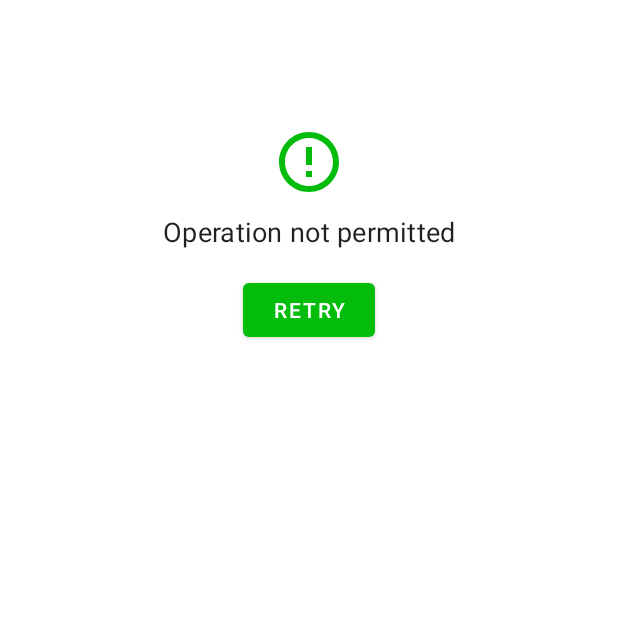
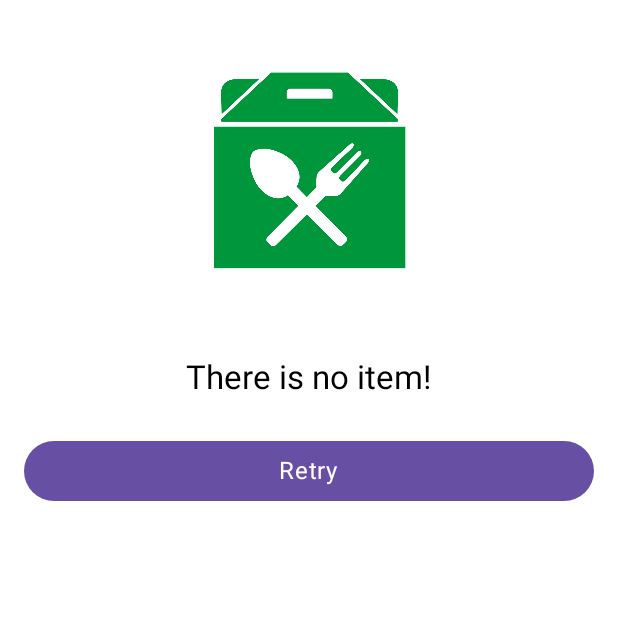
Before and after one commit to Sorabhkumar-dev/food-odering-app, an Android app built with Jetpack Compose: the fragment HomeFragment placed in its activity, on a phone screen of 412 x 824 dp, the top half of it. Run offline under Robolectric (Android 15) with nearby library versions, the phone set to English and light mode, and no system bars; our stand-ins replace Dagger/Hilt's generated code, Room's generated code; network calls fail; 3 statements that could not run were skipped.

Commit message:
chore:migrated HomeScreen screen into Jetpack compose

```diff
--- a/app/src/main/java/com/sorabh/grabfood/ui/component/Util.kt
+++ b/app/src/main/java/com/sorabh/grabfood/ui/component/Util.kt
@@ -55,6 +55,37 @@ fun EmptySection(modifier: Modifier = Modifier, onRetryBtnClicked: () -> Unit =
     }
 }
 
+@Preview
+@Composable
+fun ErrorSection(modifier: Modifier = Modifier, onRetryBtnClicked: () -> Unit = {}) {
+    Column(modifier = modifier, horizontalAlignment = Alignment.CenterHorizontally) {
+        Spacer(modifier = Modifier.height(MaterialTheme.spacing.space24))
+
+        Image(
+            painter = painterResource(id = R.drawable.icon_grab_food),
+            contentDescription = "Grab food icon",
+            modifier = Modifier.height(MaterialTheme.spacing.space150)
+        )
+
+        Spacer(modifier = Modifier.height(MaterialTheme.spacing.space48))
+
+        Text(
+            text = stringResource(id = R.string.there_is_no_item),
+            style = MaterialTheme.typography.titleLarge
+        )
+
+        Spacer(modifier = Modifier.height(MaterialTheme.spacing.space24))
+
+
+        Button(onClick = onRetryBtnClicked, modifier = Modifier.fillMaxWidth()) {
+            Text(
+                text = stringResource(id = R.string.retry),
+                style = MaterialTheme.typography.bodyLarge
+            )
+        }
+    }
+}
+
 @Composable
 fun RatingCard(modifier: Modifier, rating: String) {
     Row(modifier = modifier, verticalAlignment = Alignment.CenterVertically) {
--- a/app/src/main/java/com/sorabh/grabfood/ui/fragments/home/HomeFragment.kt
+++ b/app/src/main/java/com/sorabh/grabfood/ui/fragments/home/HomeFragment.kt
@@ -5,59 +5,24 @@ import android.os.Bundle
 import android.view.LayoutInflater
 import android.view.View
 import android.view.ViewGroup
-import androidx.appcompat.app.AppCompatActivity
+import androidx.compose.ui.platform.ComposeView
 import androidx.fragment.app.viewModels
-import androidx.lifecycle.lifecycleScope
 import com.sorabh.grabfood.R
-import com.sorabh.grabfood.databinding.FragmentHomeBinding
-import com.sorabh.grabfood.domain.model.reataurants_home_response.Dish
-import com.sorabh.grabfood.domain.network_api.Result
-import com.sorabh.grabfood.ui.adapter.RestaurantHomeAdapter
-import com.sorabh.grabfood.ui.adapter.RestaurantViewHolder
 import com.sorabh.grabfood.ui.fragments.restaurant_menu.RestaurantMenuFragment
+import com.sorabh.grabfood.ui.screens.HomeScreen
 import com.sorabh.grabfood.ui.viewmodel.HomeViewModel
 import dagger.hilt.android.AndroidEntryPoint
-import kotlinx.coroutines.launch
-import javax.inject.Inject
 
 @AndroidEntryPoint
 class HomeFragment : BaseFragment() {
-    private lateinit var binding: FragmentHomeBinding
     private val viewModel: HomeViewModel by viewModels()
-
-    @Inject
-    lateinit var restaurantHomeAdapter: RestaurantHomeAdapter
 
     override fun onCreateView(
         inflater: LayoutInflater, container: ViewGroup?,
         savedInstanceState: Bundle?
-    ): View {
-        startupInitializer(inflater)
-        setupObserver()
-        setOnClickListener()
-        return binding.root
-    }
-
-    private fun setOnClickListener() {
-        binding.errorLayout.btnRetry.setOnClickListener {
-            binding.errorLayout.root.visibility = View.GONE
-            viewModel.getRestaurants()
-        }
-    }
-
-    private fun startupInitializer(inflater: LayoutInflater) {
-        binding = FragmentHomeBinding.inflate(inflater)
-        (activity as AppCompatActivity).supportActionBar?.title =
-            getString(R.string.restaurants_list)
-
-            restaurantHomeAdapter.isRestaurantStored = viewModel::isRestaurantStored
-            restaurantHomeAdapter.insertRestaurant = viewModel::insertRestaurant
-            restaurantHomeAdapter.deleteRestaurant = viewModel::deleteRestaurant
-
-        binding.recyclerView.adapter = restaurantHomeAdapter
-        restaurantHomeAdapter.restaurantsClicked =
-            object : RestaurantViewHolder.OnRestaurantsClicked {
-                override fun onRestaurantsClicked(dish: Dish) {
+    ): View  = ComposeView(requireContext()).apply{
+        setContent {
+            HomeScreen(viewModel = viewModel){
                 parentFragmentManager.beginTransaction()
                     .setCustomAnimations(
                         R.anim.enter_from_right,
@@ -66,34 +31,9 @@ class HomeFragment : BaseFragment() {
                         R.anim.exit_to_right
                     )
                     .addToBackStack("RestaurantMenuFragment")
-                        .replace(R.id.frameLayout, RestaurantMenuFragment(dish))
+                    .replace(R.id.frameLayout, RestaurantMenuFragment(it))
                     .commit()
             }
         }
     }
-    private fun setupObserver() {
-        lifecycleScope.launch {
-            viewModel.restaurantFlow.collect {
-                when (it) {
-                    is Result.Loading -> {
-                        binding.shimmerLayout.startShimmer()
-                        binding.shimmerLayout.visibility = View.VISIBLE
 }
-                    is Result.Error -> {
-                        binding.shimmerLayout.stopShimmer()
-                        binding.shimmerLayout.visibility = View.GONE
-                        binding.errorLayout.root.visibility = View.VISIBLE
-                        binding.errorLayout.txvReason.text = it.message
-                    }
-                    is Result.Success -> {
-                        binding.shimmerLayout.stopShimmer()
-                        binding.shimmerLayout.visibility = View.GONE
-                        it.body?.data?.data?.let { dishes ->
-                            restaurantHomeAdapter.updateRestaurantsList(dishes)
-                        }
-                    }
-                }
-            }
-        }
-    }
-}
--- /dev/null
+++ b/app/src/main/java/com/sorabh/grabfood/ui/screens/HomeScreen.kt
@@ -0,0 +1,66 @@
+package com.sorabh.grabfood.ui.screens
+
+import androidx.compose.foundation.layout.Arrangement
+import androidx.compose.foundation.layout.PaddingValues
+import androidx.compose.foundation.layout.fillMaxSize
+import androidx.compose.foundation.layout.fillMaxWidth
+import androidx.compose.foundation.layout.height
+import androidx.compose.foundation.lazy.LazyColumn
+import androidx.compose.foundation.lazy.items
+import androidx.compose.material3.MaterialTheme
+import androidx.compose.runtime.Composable
+import androidx.compose.ui.Modifier
+import androidx.compose.ui.unit.dp
+import androidx.lifecycle.compose.collectAsStateWithLifecycle
+import com.sorabh.grabfood.domain.model.reataurants_home_response.Dish
+import com.sorabh.grabfood.domain.network_api.Result
+import com.sorabh.grabfood.ui.component.DishCard
+import com.sorabh.grabfood.ui.component.EmptySection
+import com.sorabh.grabfood.ui.component.ErrorSection
+import com.sorabh.grabfood.ui.theme.spacing
+import com.sorabh.grabfood.ui.viewmodel.HomeViewModel
+
+@Composable
+fun HomeScreen(viewModel: HomeViewModel,onDishClicked: (Dish) -> Unit) {
+    HomeContent(viewModel = viewModel,onDishClicked = onDishClicked)
+}
+
+@Composable
+private fun HomeContent(viewModel: HomeViewModel,onDishClicked:(Dish) -> Unit) {
+    val dishes = viewModel.restaurantFlow.collectAsStateWithLifecycle().value
+
+    LazyColumn(
+        modifier = Modifier.fillMaxSize(),
+        contentPadding = PaddingValues(MaterialTheme.spacing.space16),
+        verticalArrangement = Arrangement.spacedBy(MaterialTheme.spacing.space16)
+    ) {
+        when (dishes) {
+            is Result.Error -> item {
+                ErrorSection(
+                    modifier = Modifier.fillMaxSize(),
+                    onRetryBtnClicked = viewModel::getRestaurants
+                )
+            }
+
+            is Result.Loading -> {}
+
+            is Result.Success -> if (dishes.body?.data?.data.isNullOrEmpty())
+                item {
+                    EmptySection(modifier = Modifier.fillMaxWidth())
+                }
+            else
+                items(dishes.body?.data?.data ?: emptyList()) { dish ->
+                    DishCard(
+                        modifier = Modifier
+                            .fillMaxWidth()
+                            .height(130.dp),
+                        dish = dish,
+                        isFavorite = viewModel.isDishStored(dish.id)
+                            .collectAsStateWithLifecycle(false).value,
+                        onFavoriteBtnClicked = viewModel::onFavoriteIconBtnClick,
+                        onClick = onDishClicked
+                    )
+                }
+        }
+    }
+}
--- a/app/src/main/res/values/strings.xml
+++ b/app/src/main/res/values/strings.xml
@@ -60,4 +60,5 @@
     <string name="okay">Okay</string>
     <string name="retry">Retry</string>
     <string name="there_is_no_item_in_your_cart">There is no item in your Cart!</string>
+    <string name="there_is_no_item">There is no item!</string>
 </resources>
```
Also changed, not shown: app/src/main/java/com/sorabh/grabfood/ui/viewmodel/HomeViewModel.kt (+10 -22 lines), 651 other files. Lines whose indentation alone changed are shown as unchanged.
